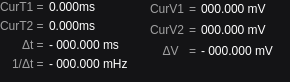
analogdevicesinc/scopy, file ui/cursor_readouts.ui: the form before one commit.
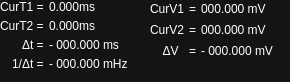
The form after the commit.

Diff of the .ui file:
```diff
--- a/ui/cursor_readouts.ui
+++ b/ui/cursor_readouts.ui
@@ -25,6 +25,12 @@
   <property name="windowTitle">
    <string>Form</string>
   </property>
+  <property name="styleSheet">
+   <string notr="true">QWidget {
+  background-color: rgb(20, 20, 22);
+  color: white;
+}</string>
+  </property>
   <layout class="QHBoxLayout" name="horizontalLayout">
    <property name="spacing">
     <number>0</number>
@@ -62,11 +68,7 @@
       </size>
      </property>
      <property name="styleSheet">
-      <string notr="true">QWidget {
-  background-color: rgb(20, 20, 22);
-  color: white;
-}
-</string>
+      <string notr="true"/>
      </property>
      <layout class="QGridLayout" name="gridLayout">
       <property name="leftMargin">
@@ -156,9 +158,6 @@
           <verstretch>0</verstretch>
          </sizepolicy>
         </property>
-        <property name="styleSheet">
-         <string notr="true">color: rgba(255, 255, 255, 153);</string>
-        </property>
         <property name="text">
          <string>Δt =</string>
         </property>
@@ -188,9 +187,6 @@
           <verstretch>0</verstretch>
          </sizepolicy>
         </property>
-        <property name="styleSheet">
-         <string notr="true">color: rgba(255, 255, 255, 153);</string>
-        </property>
         <property name="text">
          <string>CurT2 =</string>
         </property>
@@ -207,9 +203,6 @@
           <verstretch>0</verstretch>
          </sizepolicy>
         </property>
-        <property name="styleSheet">
-         <string notr="true">color: rgba(255, 255, 255, 153);</string>
-        </property>
         <property name="text">
          <string>1/Δt =</string>
         </property>
@@ -265,9 +258,6 @@
           <verstretch>0</verstretch>
          </sizepolicy>
         </property>
-        <property name="styleSheet">
-         <string notr="true">color: rgba(255, 255, 255, 153);</string>
-        </property>
         <property name="text">
          <string>CurT1 =</string>
         </property>
@@ -300,10 +290,7 @@
       </size>
      </property>
      <property name="styleSheet">
-      <string notr="true">QWidget {
-  background-color: rgb(20, 20, 22);
-  color: white;
-}</string>
+      <string notr="true"/>
      </property>
      <layout class="QGridLayout" name="gridLayout_2">
       <property name="leftMargin">
@@ -329,9 +316,6 @@
           <verstretch>0</verstretch>
          </sizepolicy>
         </property>
-        <property name="styleSheet">
-         <string notr="true">color: rgba(255, 255, 255, 153);</string>
-        </property>
         <property name="text">
          <string>CurV2</string>
         </property>
@@ -348,9 +332,6 @@
           <verstretch>0</verstretch>
          </sizepolicy>
         </property>
-        <property name="styleSheet">
-         <string notr="true">color: rgba(255, 255, 255, 153);</string>
-        </property>
         <property name="text">
          <string>    ΔV</string>
         </property>
@@ -367,9 +348,6 @@
           <verstretch>0</verstretch>
          </sizepolicy>
         </property>
-        <property name="styleSheet">
-         <string notr="true">color: rgba(255, 255, 255, 153);</string>
-        </property>
         <property name="text">
          <string>CurV1</string>
         </property>
@@ -499,9 +477,6 @@
       </item>
       <item row="3" column="1">
        <widget class="QLabel" name="label">
-        <property name="styleSheet">
-         <string notr="true">color: rgba(255, 255, 255, 153);</string>
-        </property>
         <property name="text">
          <string>=</string>
         </property>
@@ -509,9 +484,6 @@
       </item>
       <item row="2" column="1">
        <widget class="QLabel" name="label_2">
-        <property name="styleSheet">
-         <string notr="true">color: rgba(255, 255, 255, 153);</string>
-        </property>
         <property name="text">
          <string>=</string>
         </property>
@@ -519,9 +491,6 @@
       </item>
       <item row="1" column="1">
        <widget class="QLabel" name="label_3">
-        <property name="styleSheet">
-         <string notr="true">color: rgba(255, 255, 255, 153);</string>
-        </property>
         <property name="text">
          <string>=</string>
         </property>
```
